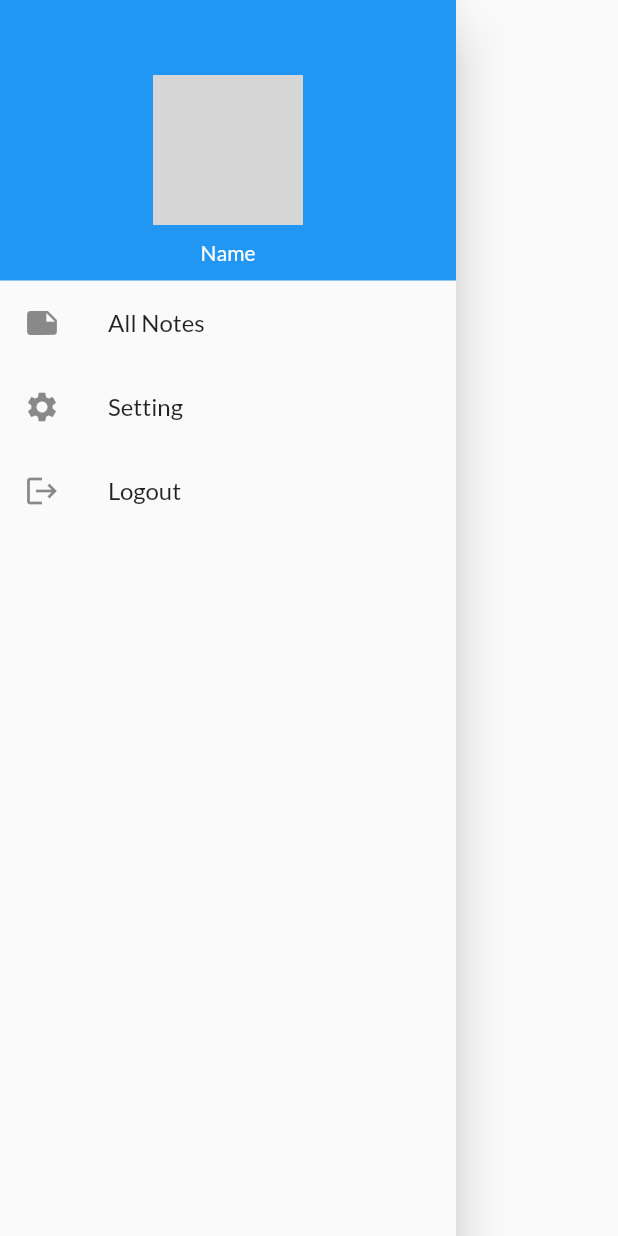
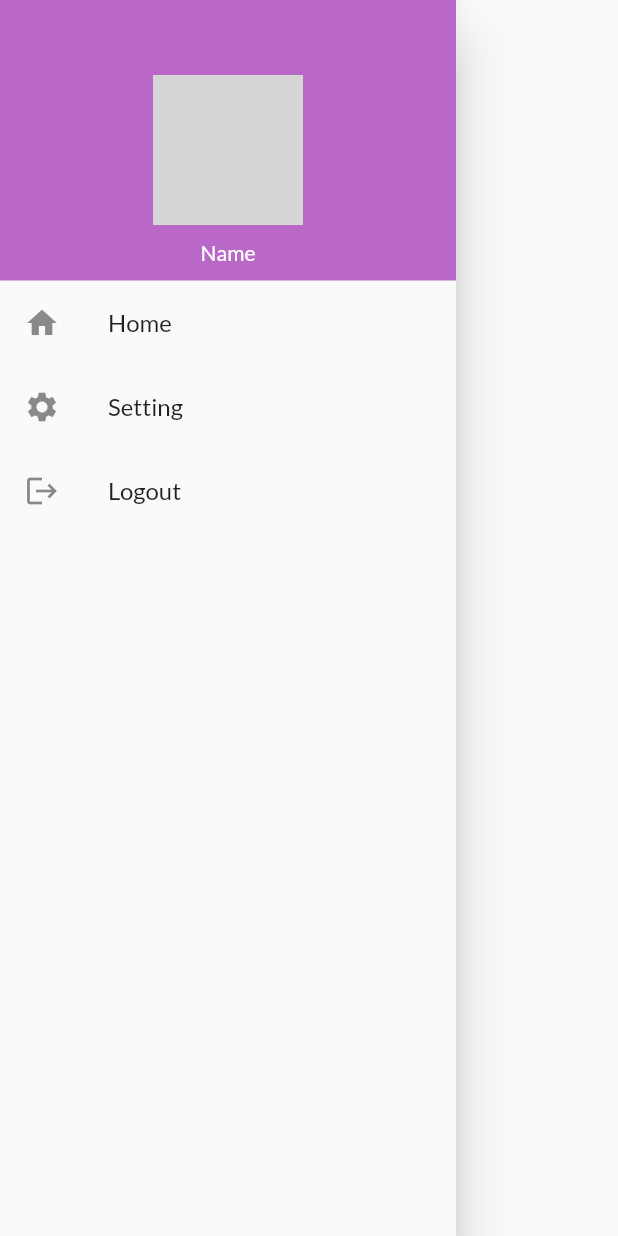
Before and after one commit to nikeshSaini/ecommerce, a Flutter app: the MyDrawer widget shown alone on an empty page, opened directly, on a phone screen of 412 x 824 dp. Run offline on Flutter 3.47's test engine with Material 2 defaults, Android fonts, the phone set to English and light mode, and no system bars; our stand-ins replace google_fonts; network calls fail; grey boxes are pictures that could not be loaded.

Commit message:
Update drawer.dart

```diff
--- a/lib/screens/drawer.dart
+++ b/lib/screens/drawer.dart
@@ -16,7 +16,7 @@ class _MyDrawerState extends State<MyDrawer> {
         children: [
           Container(
             width: double.infinity,
-            color: Colors.blue,
+            color: Colors.purple.shade300,
             child: Column(
               children: [
                 SizedBox(height: 50,),
@@ -39,9 +39,12 @@ class _MyDrawerState extends State<MyDrawer> {
               ],
             ),
           ),
-          ListTile(
-            leading:Icon(Icons.note) ,
-            title :Text("All Notes"),
+          GestureDetector(
+            onTap: () => Navigator.pop(context),
+            child: ListTile(
+              leading:Icon(Icons.home) ,
+              title :Text("Home"),
+            ),
           ),
           ListTile(
             leading:Icon(Icons.settings) ,
```
